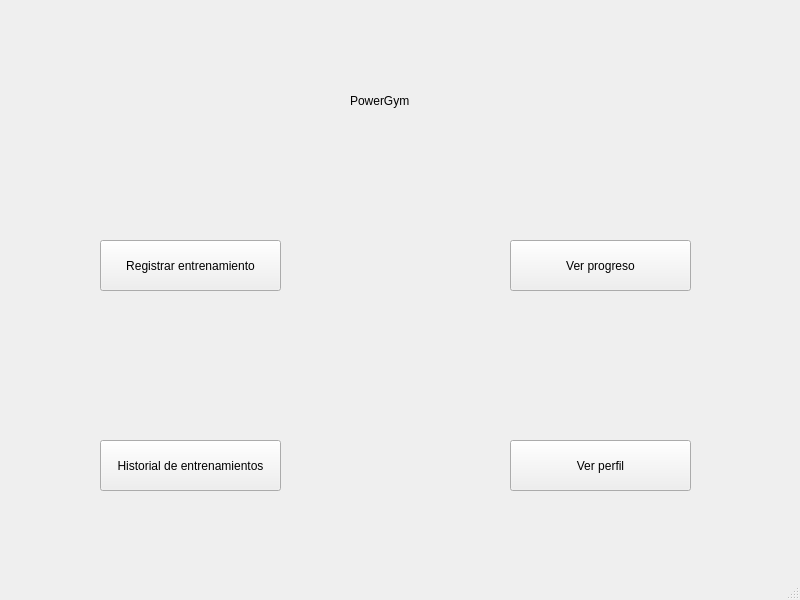
The window that src/Vista/Ui/VistaMenu.ui (danielreynaa/TrabajoPowerGym) describes before a commit, drawn with Qt 5.
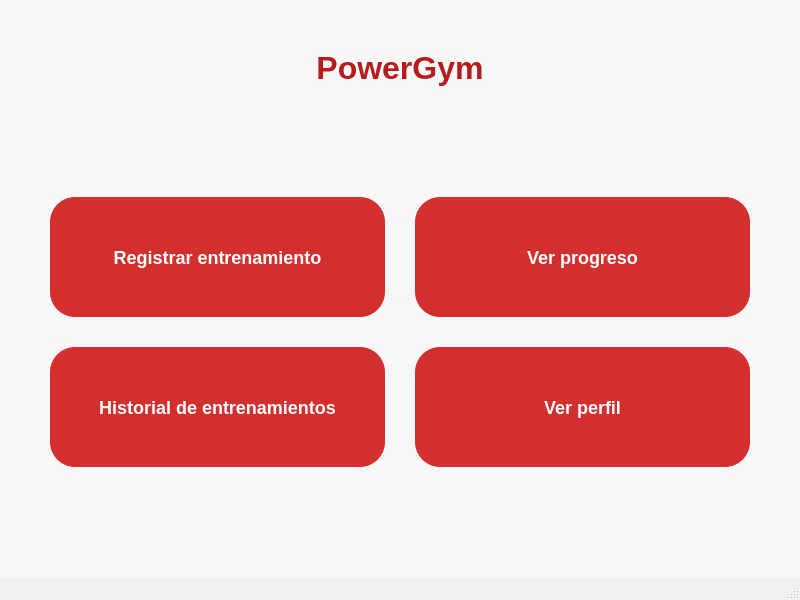
The same window after the commit.

```diff
--- a/src/Vista/Ui/VistaMenu.ui
+++ b/src/Vista/Ui/VistaMenu.ui
@@ -11,74 +11,133 @@
    </rect>
   </property>
   <property name="windowTitle">
-   <string>MainWindow</string>
+   <string>POWERGYM - Menú Principal</string> </property>
+  <property name="styleSheet"> <string notr="true">
+    QMainWindow#MainWindow { /* Usamos el objectName de la ventana principal */
+        background-color: #f0f0f0; /* Color de fondo gris claro */
+    }
+    QWidget#centralwidget {
+        background-color: #f8f8f8; /* Color de fondo del widget central, un poco más claro */
+    }
+    
+    QLabel { /* Estilo general para todos los QLabel */
+        color: #333333;
+        font-size: 16px;
+        font-weight: 500;
+    }
+
+    QLabel#label_3 { /* Estilo específico para el título principal "PowerGym" */
+        color: #B71C1C; /* Rojo oscuro para el texto del título */
+        font-size: 32px; /* Tamaño de fuente grande */
+        font-weight: bold;
+        padding-bottom: 20px;
+    }
+
+    QPushButton {
+        background-color: #D32F2F; /* Rojo vibrante */
+        color: white;
+        border: none;
+        border-radius: 25px; /* Bordes más redondeados para botones grandes */
+        padding: 20px;
+        font-size: 18px;
+        font-weight: bold;
+        min-width: 150px; /* Ancho mínimo para botones */
+        min-height: 80px; /* Altura mínima para botones */
+    }
+    QPushButton:hover {
+        background-color: #C62828; /* Rojo más oscuro al pasar el ratón */
+    }
+   </string>
   </property>
   <widget class="QWidget" name="centralwidget">
-   <widget class="QPushButton" name="pushButton">
-    <property name="geometry">
-     <rect>
-      <x>510</x>
-      <y>240</y>
-      <width>181</width>
-      <height>51</height>
-     </rect>
+   <layout class="QVBoxLayout" name="verticalLayout_main"> <property name="spacing">
+     <number>30</number> </property>
+    <property name="leftMargin">
+     <number>50</number>
     </property>
-    <property name="text">
-     <string>Ver progreso</string>
+    <property name="topMargin">
+     <number>50</number>
     </property>
-   </widget>
-   <widget class="QPushButton" name="pushButton_2">
-    <property name="geometry">
-     <rect>
-      <x>100</x>
-      <y>440</y>
-      <width>181</width>
-      <height>51</height>
-     </rect>
+    <property name="rightMargin">
+     <number>50</number>
     </property>
-    <property name="text">
-     <string>Historial de entrenamientos</string>
+    <property name="bottomMargin">
+     <number>50</number>
     </property>
-   </widget>
-   <widget class="QPushButton" name="pushButton_3">
-    <property name="geometry">
-     <rect>
-      <x>510</x>
-      <y>440</y>
-      <width>181</width>
-      <height>51</height>
-     </rect>
-    </property>
-    <property name="text">
-     <string>Ver perfil</string>
-    </property>
-   </widget>
-   <widget class="QPushButton" name="pushButton_4">
-    <property name="geometry">
-     <rect>
-      <x>100</x>
-      <y>240</y>
-      <width>181</width>
-      <height>51</height>
-     </rect>
-    </property>
-    <property name="text">
-     <string>Registrar entrenamiento</string>
-    </property>
-   </widget>
-   <widget class="QLabel" name="label_3">
-    <property name="geometry">
-     <rect>
-      <x>350</x>
-      <y>50</y>
-      <width>111</width>
-      <height>101</height>
-     </rect>
-    </property>
-    <property name="text">
-     <string>PowerGym</string>
-    </property>
-   </widget>
+
+    <item>
+     <widget class="QLabel" name="label_3"> <property name="text">
+       <string>PowerGym</string>
+      </property>
+      <property name="alignment">
+       <set>Qt::AlignCenter</set>
+      </property>
+     </widget>
+    </item>
+
+    <item>
+     <spacer name="verticalSpacer_top"> <property name="orientation">
+       <enum>Qt::Vertical</enum>
+      </property>
+      <property name="sizeHint" stdset="0">
+       <size>
+        <width>20</width>
+        <height>40</height>
+       </size>
+      </property>
+     </spacer>
+    </item>
+
+    <item>
+     <layout class="QGridLayout" name="gridLayout_buttons"> <property name="spacing">
+       <number>30</number> </property>
+      
+      <item row="0" column="1">
+       <widget class="QPushButton" name="botonProgreso"> <property name="text">
+         <string>Ver progreso</string>
+        </property>
+       </widget>
+      </item>
+      
+      <item row="1" column="0">
+       <widget class="QPushButton" name="botonHistorial"> <property name="text">
+         <string>Historial de entrenamientos</string>
+        </property>
+       </widget>
+      </item>
+      
+      <item row="1" column="1">
+       <widget class="QPushButton" name="botonPerfil"> <property name="text">
+         <string>Ver perfil</string>
+        </property>
+       </widget>
+      </item>
+      
+      <item row="0" column="0">
+       <widget class="QPushButton" name="botonEntrenamiento"> <property name="text">
+         <string>Registrar entrenamiento</string>
+        </property>
+       </widget>
+      </item>
+      
+     </layout>
+    </item>
+
+    <item>
+     <spacer name="verticalSpacer_bottom">
+      <property name="orientation">
+       <enum>Qt::Vertical</enum>
+      </property>
+      <property name="sizeHint" stdset="0">
+       <size>
+        <width>20</width>
+        <height>40</height>
+       </size>
+      </property>
+     </spacer>
+    </item>
+
+   </layout>
   </widget>
   <widget class="QMenuBar" name="menubar">
    <property name="geometry">
```
Left out of the diff: 3 changed lines with no effect on the pictures.
